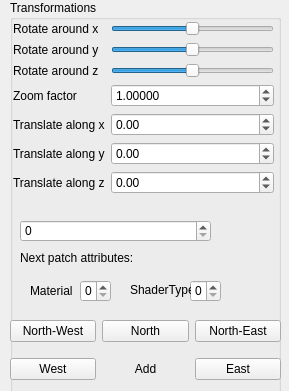
Above: QtFramework/GUI/SideWidget.ui from imecstamas/cagd-hermite before the change; both pictures show x 0 to 289 and y 0 to 391 of the 289 by 693 pixel window. Below: the same form after it.
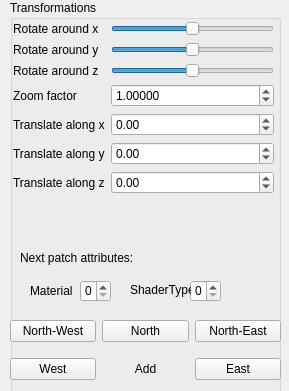
That is the form after the change.

Commit message: Finish UI element connections

Patch:
```diff
--- a/QtFramework/GUI/SideWidget.ui
+++ b/QtFramework/GUI/SideWidget.ui
@@ -219,19 +219,6 @@
      </item>
     </layout>
    </widget>
-   <widget class="QSpinBox" name="pc_spin_box">
-    <property name="geometry">
-     <rect>
-      <x>10</x>
-      <y>220</y>
-      <width>191</width>
-      <height>22</height>
-     </rect>
-    </property>
-    <property name="maximum">
-     <number>4</number>
-    </property>
-   </widget>
    <widget class="QSpinBox" name="shaderTypeSpinBox">
     <property name="geometry">
      <rect>
```
The commit also changes 6 other files.
